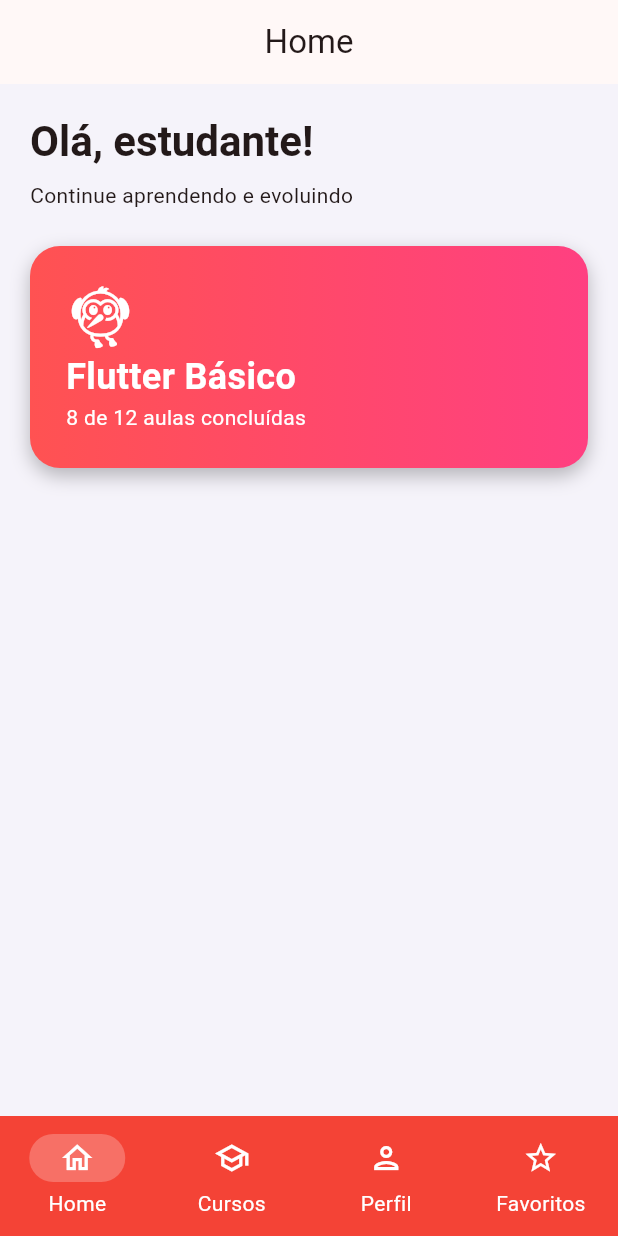
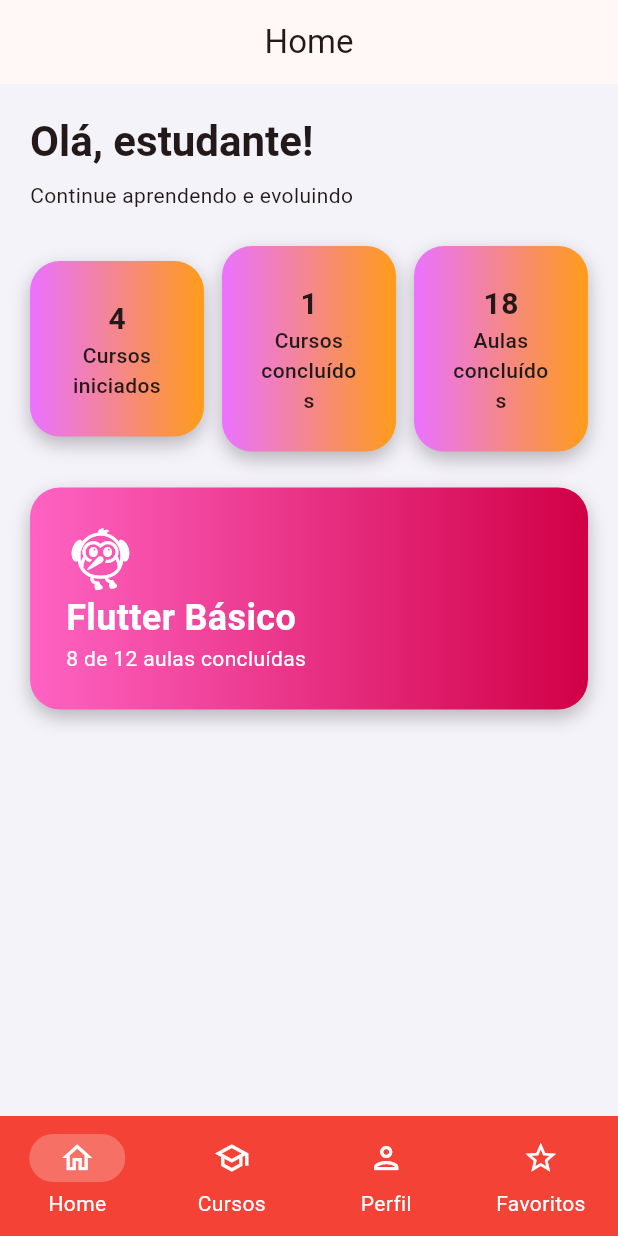
Before and after one commit to h3llsyn/aplicativo_curso, a Flutter app: the screen it shows after launch, on a phone screen of 412 x 824 dp. Run offline on Flutter 3.47's test engine with Material 3 defaults, Android fonts, the phone set to English and light mode, and no system bars.

Commit message:
parte 7 da atividade finalizada

```diff
--- a/lib/telas/inicio_tela.dart
+++ b/lib/telas/inicio_tela.dart
@@ -1,72 +1,180 @@
 import 'package:flutter/material.dart';
 
-class InicioPage extends StatelessWidget{
+class InicioPage extends StatelessWidget {
   const InicioPage({super.key});
 
   @override
-  Widget build(BuildContext context){
+  Widget build(BuildContext context) {
     return ListView(
       padding: EdgeInsets.all(20),
       children: [
         Text(
           'Olá, estudante!',
-          style: Theme.of(context)
-          .textTheme
-          .headlineMedium
-          ?.copyWith(fontWeight: FontWeight.bold),
+          style: Theme.of(
+            context,
+          ).textTheme.headlineMedium?.copyWith(fontWeight: FontWeight.bold),
         ),
-
-        SizedBox(height: 8,),
-
-        Text(
-          'Continue aprendendo e evoluindo'
+        SizedBox(height: 8),
+        Text('Continue aprendendo e evoluindo'),
+        SizedBox(height: 24),
+        Row(
+          crossAxisAlignment: CrossAxisAlignment.center,
+          children: [
+            Expanded(
+              child: Container(
+                padding: EdgeInsets.all(24),
+                decoration: BoxDecoration(
+                  borderRadius: BorderRadius.circular(20),
+                  gradient: LinearGradient(
+                    colors: [
+                      const Color.fromARGB(255, 234, 114, 255),
+                      const Color.fromARGB(255, 255, 156, 25),
+                    ],
+                  ),
+                  boxShadow: [
+                    BoxShadow(
+                      color: Colors.black26,
+                      blurRadius: 10,
+                      offset: Offset(0, 5),
+                    ),
+                  ],
+                ),
+                child: Column(
+                  children: [
+                    Text(
+                      '4',
+                      style: TextStyle(
+                        fontSize: 20,
+                        fontWeight: FontWeight.bold,
+                      ),
+                    ),
+                    Text(
+                      'Cursos iniciados',
+                      textAlign: TextAlign.center,
+                      style: TextStyle(
+                        fontSize: 14,
+                        fontWeight: FontWeight.w500,
+                      ),
+                    ),
+                  ],
+                ),
+              ),
+            ),
+            SizedBox(width: 12),
+            Expanded(
+              child: Container(
+                padding: EdgeInsets.all(24),
+                decoration: BoxDecoration(
+                  borderRadius: BorderRadius.circular(20),
+                  gradient: LinearGradient(
+                    colors: [const Color.fromARGB(255, 234, 114, 255),
+                      const Color.fromARGB(255, 255, 156, 25),],
+                  ),
+                  boxShadow: [
+                    BoxShadow(
+                      color: Colors.black26,
+                      blurRadius: 10,
+                      offset: Offset(0, 5),
+                    ),
+                  ],
+                ),
+                child: Column(
+                  children: [
+                    Text(
+                      '1',
+                      style: TextStyle(
+                        fontSize: 20,
+                        fontWeight: FontWeight.bold,
+                      ),
+                    ),
+                    Text(
+                      'Cursos concluídos',
+                      textAlign: TextAlign.center,
+                      style: TextStyle(
+                        fontSize: 14,
+                        fontWeight: FontWeight.w500,
+                      ),
+                    ),
+                  ],
+                ),
+              ),
+            ),
+            SizedBox(width: 12),
+            Expanded(
+              child: Container(
+                padding: EdgeInsets.all(24),
+                decoration: BoxDecoration(
+                  borderRadius: BorderRadius.circular(20),
+                  gradient: LinearGradient(
+                    colors: [const Color.fromARGB(255, 234, 114, 255),
+                      const Color.fromARGB(255, 255, 156, 25),],
+                  ),
+                  boxShadow: [
+                    BoxShadow(
+                      color: Colors.black26,
+                      blurRadius: 10,
+                      offset: Offset(0, 5),
+                    ),
+                  ],
+                ),
+                child: Column(
+                  children: [
+                    Text(
+                      '18',
+                      style: TextStyle(
+                        fontSize: 20,
+                        fontWeight: FontWeight.bold,
+                      ),
+                    ),
+                    Text(
+                      'Aulas concluídos',
+                      textAlign: TextAlign.center,
+                      style: TextStyle(
+                        fontSize: 14,
+                        fontWeight: FontWeight.w500,
+                      ),
+                    ),
+                  ],
+                ),
+              ),
+            ),
+          ],
         ),
-
-        SizedBox(height: 24,),
-
+        SizedBox(height: 24),
         Container(
           padding: EdgeInsets.all(24),
           decoration: BoxDecoration(
             borderRadius: BorderRadius.circular(20),
             gradient: LinearGradient(
-              colors: [
-                Colors.redAccent,
-                Colors.pinkAccent
-              ],
+              colors: [const Color.fromARGB(255, 255, 99, 195), const Color.fromARGB(255, 209, 0, 70)],
             ),
             boxShadow: [
               BoxShadow(
                 color: Colors.black26,
                 blurRadius: 10,
-                offset: Offset(0, 5)
-              )
-            ]
+                offset: Offset(0, 5),
+              ),
+            ],
           ),
           child: Column(
             crossAxisAlignment: CrossAxisAlignment.start,
             children: [
-              Icon(
-                Icons.flutter_dash,
-                color: Colors.white,
-                size: 46,
-              ),
+              Icon(Icons.flutter_dash, color: Colors.white, size: 46),
               Text(
                 'Flutter Básico',
                 style: TextStyle(
                   color: Colors.white,
                   fontSize: 24,
-                  fontWeight: FontWeight.bold
+                  fontWeight: FontWeight.bold,
                 ),
               ),
               Text(
                 '8 de 12 aulas concluídas',
-                style: TextStyle(
-                  color: Colors.white,
-                ),
+                style: TextStyle(color: Colors.white),
               ),
             ],
-          )
-        )
+          ),
+        ),
       ],
     );
   }
```
